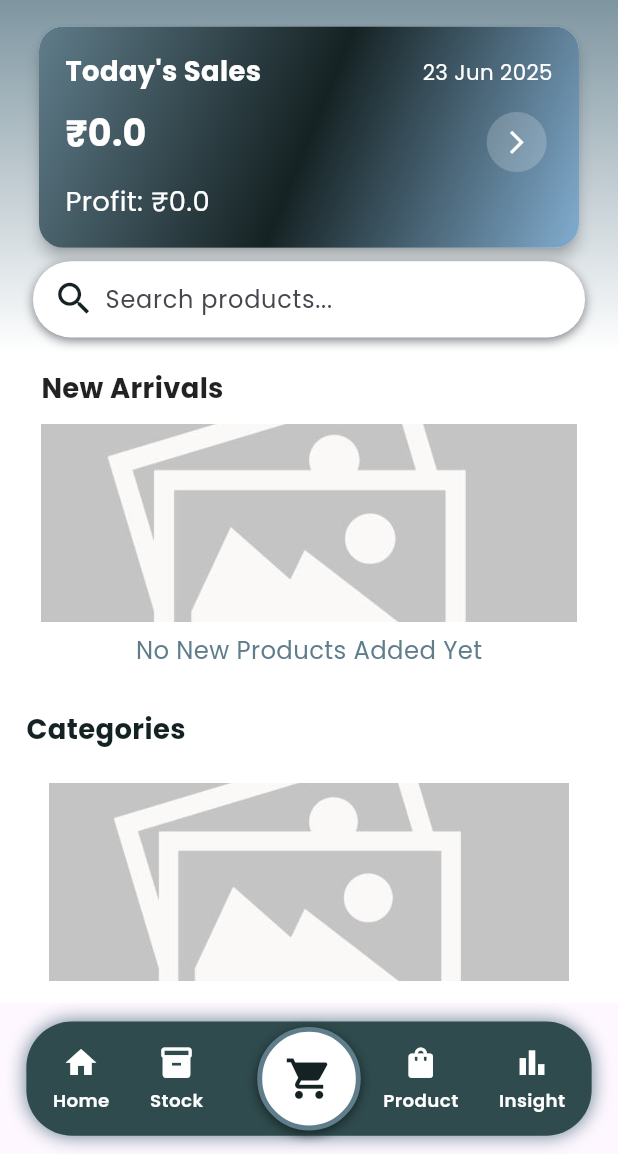
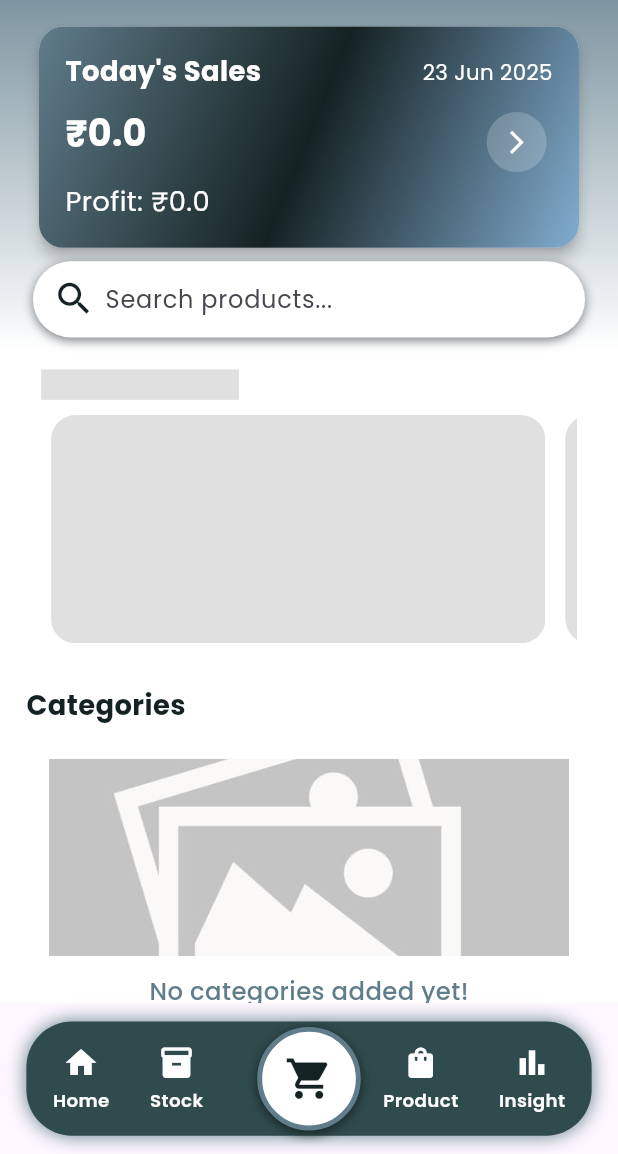
Before and after one commit to yadukrishnan369/beatbox, a Flutter app: the first screen one second after launch, on a phone screen of 412 x 824 dp, the part 82-1236 px from its top. Run offline on Flutter 3.47's test engine with Material 3 defaults, Android fonts, the phone set to English and light mode, and no system bars; drawn by our look-alikes of shimmer; our stand-ins replace flutter_screenutil, google_fonts, hive, hive_flutter, image_picker, local_auth; accounts and stored records are empty.

Commit message:
added shimmer in new arrival section widget

```diff
--- /dev/null
+++ b/lib/core/notifiers/new_arrival_notifier.dart
@@ -0,0 +1,6 @@
+import 'package:beatbox/features/product_management/model/product_model.dart';
+import 'package:flutter/material.dart';
+
+ValueNotifier<List<ProductModel>> newArrivalNotifier = ValueNotifier([]);
+ValueNotifier<bool> newArrivalShimmerNotifier = ValueNotifier(true);
+ValueNotifier<bool> isFirstTimeNewArrival = ValueNotifier(true);
--- a/lib/features/home/widgets/new_arrival_section.dart
+++ b/lib/features/home/widgets/new_arrival_section.dart
@@ -4,8 +4,10 @@ import 'package:beatbox/core/app_colors.dart';
 import 'package:flutter/material.dart';
 import 'package:flutter_screenutil/flutter_screenutil.dart';
 import 'package:beatbox/core/notifiers/product_add_notifier.dart';
+import 'package:beatbox/core/notifiers/new_arrival_notifier.dart';
 import 'package:beatbox/features/product_management/model/product_model.dart';
 import 'package:beatbox/routes/app_routes.dart';
+import 'package:beatbox/widgets/shimmer_widgets/shimmer_new_arrival_banner.dart';
 
 class NewArrivalSection extends StatefulWidget {
   const NewArrivalSection({super.key});
@@ -18,11 +20,24 @@ class _NewArrivalSectionState extends State<NewArrivalSection> {
   late PageController _pageController;
   int _currentPage = 0;
   Timer? _timer;
+  bool _isShimmering = false;
 
   @override
   void initState() {
     super.initState();
     _pageController = PageController(viewportFraction: 0.90);
+
+    if (isFirstTimeNewArrival.value) {
+      _isShimmering = true;
+      Future.delayed(const Duration(seconds: 2), () {
+        if (mounted) {
+          setState(() {
+            _isShimmering = false;
+            isFirstTimeNewArrival.value = false;
+          });
+        }
+      });
+    }
   }
 
   @override
@@ -37,7 +52,7 @@ class _NewArrivalSectionState extends State<NewArrivalSection> {
     if (productList.isEmpty) return;
 
     _timer = Timer.periodic(const Duration(seconds: 3), (timer) {
-      if (!mounted) return;
+      if (!mounted || !_pageController.hasClients) return;
 
       if (_currentPage < productList.length - 1) {
         _currentPage++;
@@ -55,6 +70,10 @@ class _NewArrivalSectionState extends State<NewArrivalSection> {
 
   @override
   Widget build(BuildContext context) {
+    if (_isShimmering) {
+      return const ShimmerProductBanner();
+    }
+
     return ValueListenableBuilder(
       valueListenable: productAddNotifier,
       builder: (context, productList, _) {
@@ -62,9 +81,7 @@ class _NewArrivalSectionState extends State<NewArrivalSection> {
             productList
                 .where((e) => e.image1 != null && e.image1!.trim().isNotEmpty)
                 .toList()
-              ..sort(
-                (a, b) => b.createdDate.compareTo(a.createdDate),
-              ); // Latest first
+              ..sort((a, b) => b.createdDate.compareTo(a.createdDate));
 
         final top3Products = latestProducts.take(3).toList();
 
--- /dev/null
+++ b/lib/widgets/shimmer_widgets/shimmer_new_arrival_banner.dart
@@ -0,0 +1,52 @@
+import 'package:flutter/material.dart';
+import 'package:flutter_screenutil/flutter_screenutil.dart';
+import 'package:shimmer/shimmer.dart';
+
+class ShimmerProductBanner extends StatelessWidget {
+  const ShimmerProductBanner({super.key});
+
+  @override
+  Widget build(BuildContext context) {
+    return Padding(
+      padding: EdgeInsets.symmetric(horizontal: 25.w, vertical: 16.h),
+      child: Column(
+        crossAxisAlignment: CrossAxisAlignment.start,
+        children: [
+          Shimmer.fromColors(
+            baseColor: Colors.grey.shade300,
+            highlightColor: Colors.grey.shade100,
+            child: Container(
+              height: 20.h,
+              width: 120.w,
+              color: Colors.white,
+              margin: EdgeInsets.only(bottom: 10.h),
+            ),
+          ),
+          SizedBox(
+            height: 150.h,
+            child: ListView.builder(
+              scrollDirection: Axis.horizontal,
+              itemCount: 3,
+              itemBuilder:
+                  (_, index) => Padding(
+                    padding: EdgeInsets.symmetric(horizontal: 6.w),
+                    child: Shimmer.fromColors(
+                      baseColor: Colors.grey.shade300,
+                      highlightColor: Colors.grey.shade100,
+                      child: Container(
+                        width: 300.w,
+                        height: 150.h,
+                        decoration: BoxDecoration(
+                          color: Colors.white,
+                          borderRadius: BorderRadius.circular(16.r),
+                        ),
+                      ),
+                    ),
+                  ),
+            ),
+          ),
+        ],
+      ),
+    );
+  }
+}
```
